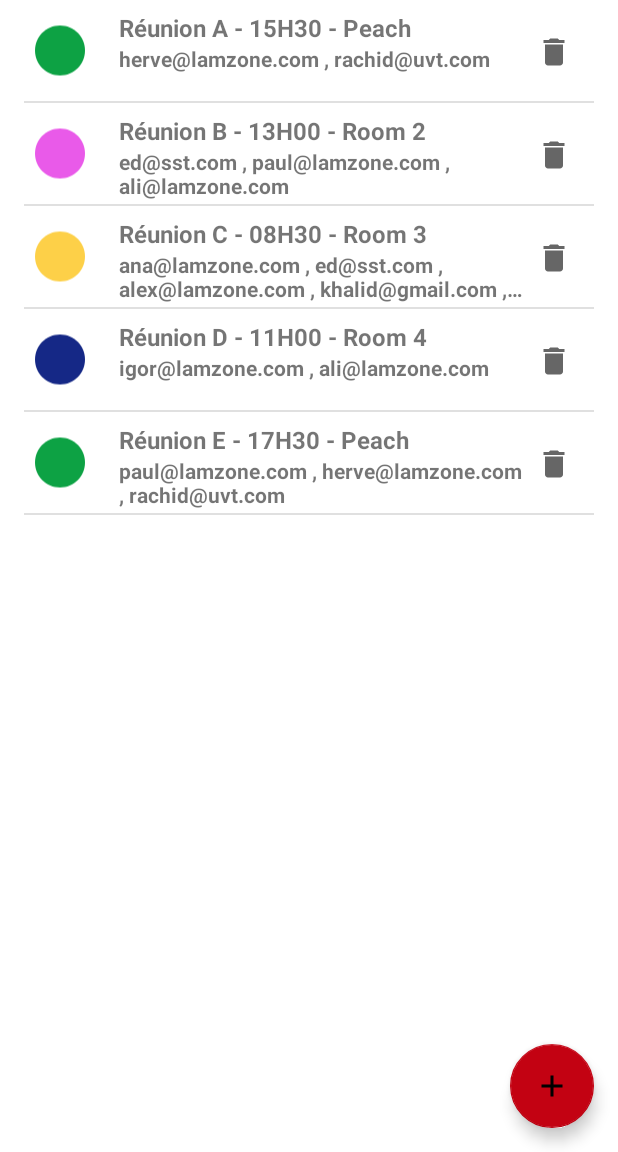
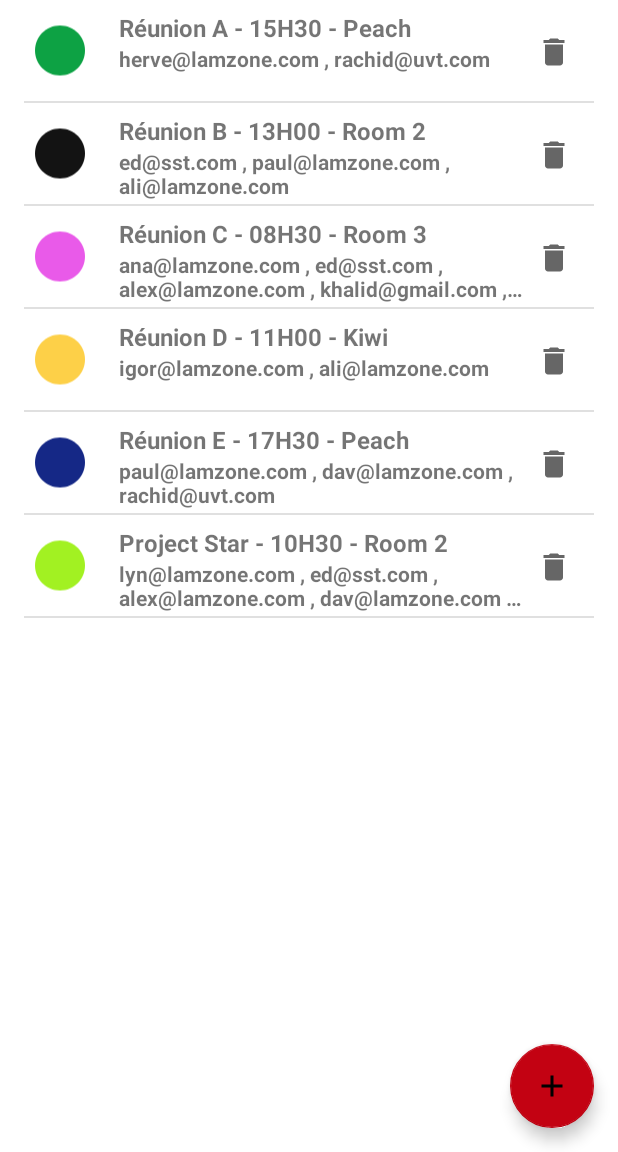
Before and after one commit to vigneaud-khalid/Ma_reu, an Android app: the screen it shows after launch (ListMeetingActivity), on a phone screen of 412 x 824 dp, the part 84-1236 px from its top. Run offline under Robolectric (Android 15) with nearby library versions, the phone set to English and light mode, and no system bars; our stand-ins replace ButterKnife, EventBus.

```diff
--- a/app/src/main/java/com/khalid/mareu/events/DeleteMeetingEvent.java
+++ b/app/src/main/java/com/khalid/mareu/events/DeleteMeetingEvent.java
@@ -3,7 +3,7 @@ package com.khalid.mareu.events;
 import com.khalid.mareu.model.Meeting;
 
 /**
- * Created by ordinateur _ Khalid _  on 29/03/2022.
+ * Created by Khalid _  on 29/03/2022.
  * Event fired when a user deletes a Meeting
  */
 public class DeleteMeetingEvent {
--- a/app/src/main/java/com/khalid/mareu/repository/MeetingRepository.java
+++ b/app/src/main/java/com/khalid/mareu/repository/MeetingRepository.java
@@ -41,9 +41,9 @@ public class MeetingRepository {
         service.meetingsPlaceFilter(place);
     }
 
-
-
-
+    public void meetingsWithDateFilter(String place) {
+        service.meetingsWithDateFilter(place);
+    }
 
     public void deleteMeeting(Meeting meeting) {
         service.deleteMeeting(meeting);
--- a/app/src/main/java/com/khalid/mareu/service/FakeMeetingGenerator.java
+++ b/app/src/main/java/com/khalid/mareu/service/FakeMeetingGenerator.java
@@ -12,7 +12,7 @@ import java.util.Date;
 import java.util.List;
 
 /**
- * Created by ordinateur _ Khalid _  on 29/03/2022.
+ * Created by Khalid _  on 29/03/2022.
  */
 public abstract class FakeMeetingGenerator {
 
@@ -23,11 +23,12 @@ public abstract class FakeMeetingGenerator {
 
             new Meeting(1, 1,"Réunion A", "Peach", "15H30", Arrays.asList("herve@lamzone.com", "rachid@uvt.com") ),
             new Meeting(2, 2,"Réunion B", "Room 2", "13H00", Arrays.asList("ed@sst.com", "paul@lamzone.com", "ali@lamzone.com")),
-            // new Meeting(3, "Réunion B2", "Pitt", null, null ),
+            // new Meeting(3, 3, "Réunion B2", "Pitt", null, null ),
             new Meeting(3,3,"Réunion C","Room 3", "08H30", Arrays.asList("ana@lamzone.com", "ed@sst.com","alex@lamzone.com","khalid@gmail.com","ali@lamzone.com")),
-            new Meeting(4, 4,"Réunion D","Room 4", "11H00", Arrays.asList("igor@lamzone.com", "ali@lamzone.com")),
-            new Meeting(5, 1,"Réunion E", "Peach", "17H30", Arrays.asList("paul@lamzone.com", "herve@lamzone.com", "rachid@uvt.com") )
-            // new Meeting(5,"Réunion E","Room 5", date, Arrays.asList("Hello", "World!", "How", "Are", "You"))
+            new Meeting(4, 4,"Réunion D","Kiwi", "11H00", Arrays.asList("igor@lamzone.com", "ali@lamzone.com")),
+            new Meeting(5, 5,"Réunion E", "Peach", "17H30", Arrays.asList("paul@lamzone.com", "dav@lamzone.com", "rachid@uvt.com")),
+            new Meeting(6, 6,"Project Star", "Room 2", "10H30", Arrays.asList("lyn@lamzone.com", "ed@sst.com","alex@lamzone.com", "dav@lamzone.com", "rachid@uvt.com"))
+            // new Meeting(6,"Réunion F","Room 5", date, Arrays.asList("Hello", "aaaa", "fow", "ghi", "lop"))
         );
     // "dd-MM-yyyy"
     static List<Meeting> generateMeetings() {
--- a/app/src/main/java/com/khalid/mareu/service/MeetingApiService.java
+++ b/app/src/main/java/com/khalid/mareu/service/MeetingApiService.java
@@ -1,11 +1,10 @@
 package com.khalid.mareu.service;
 
 import com.khalid.mareu.model.Meeting;
-
 import java.util.List;
 
 /**
- * Created by ordinateur _ Khalid _  on 29/03/2022.
+ * Created by Khalid _  on 29/03/2022.
  */
 public interface MeetingApiService {
 
@@ -16,34 +15,30 @@ public interface MeetingApiService {
     List<Meeting> getMeetings();
 
     /**
-     * Get Meetings with no filter
-     * @return {@link List}
+     * Modify meeting list with no filter
      */
     public void meetingsNoFilter();
 
     /**
-     * Get Meetings with filter
-     * @return {@link List}
+     * Modify meeting list with date filter
      */
-
-    List<Meeting> getMeetingsWithFilter(String filter);
+    public void meetingsWithDateFilter(String filter);
 
     /**
-     * Modify Meetings with Place filter
-     * @return {@link List}
+     * Modify meeting list with place filter
      */
     public void meetingsPlaceFilter(String place);
 
     /**
-     * Deletes a Meeting
+     * Deletes a meeting
      * @param meeting
      */
-    void deleteMeeting(Meeting meeting);
+    public void deleteMeeting(Meeting meeting);
 
     /**
      * Create a meeting
      * @param meeting
-     * @return
+     * @return Meeting
      */
-    Meeting createMeeting(Meeting meeting);
+    public Meeting createMeeting(Meeting meeting);
 }
--- a/app/src/main/java/com/khalid/mareu/ui/MeetingFragment.java
+++ b/app/src/main/java/com/khalid/mareu/ui/MeetingFragment.java
@@ -45,7 +45,7 @@ public class MeetingFragment extends Fragment {
     public void onCreate(Bundle savedInstanceState) {
         super.onCreate(savedInstanceState);
         mRep = DI.getMeetingRepository();
-        mRep.meetingsNoFilter();
+        // mRep.meetingsNoFilter();
     }
 
     @Override
--- a/app/src/main/java/com/khalid/mareu/ui/MyMeetingRecyclerViewAdapter.java
+++ b/app/src/main/java/com/khalid/mareu/ui/MyMeetingRecyclerViewAdapter.java
@@ -80,14 +80,17 @@ public class MyMeetingRecyclerViewAdapter extends RecyclerView.Adapter<MyMeeting
     public int getAvatar(int num){
         switch (num){
             case 1: return R.drawable.ic_baseline_circle_24_green;
-            case 2: return R.drawable.ic_baseline_circle_24_pink;
-            case 3: return R.drawable.ic_baseline_circle_24_yellow;
-            case 4: return R.drawable.ic_baseline_circle_24_blue;
-            case 5: return R.drawable.ic_baseline_circle_24_lightgreen;
-            case 6: return R.drawable.ic_baseline_circle_24_red;
-            case 7: return R.drawable.ic_baseline_circle_24_pastel;
-            case 8: return R.drawable.ic_baseline_circle_24_lightgreen;
-            case 9: return R.drawable.ic_baseline_circle_24_pastel;
+            case 2: return R.drawable.ic_baseline_circle_24_black;
+            case 3: return R.drawable.ic_baseline_circle_24_pink;
+            case 4: return R.drawable.ic_baseline_circle_24_yellow;
+            case 5: return R.drawable.ic_baseline_circle_24_blue;
+            case 6: return R.drawable.ic_baseline_circle_24_lightgreen;
+            case 7: return R.drawable.ic_baseline_circle_24_red;
+            case 8: return R.drawable.ic_baseline_circle_24_pastel;
+            case 9: return R.drawable.ic_baseline_circle_24_orange;
+            case 10: return R.drawable.ic_baseline_circle_24_pastel;
+            case 11: return R.drawable.ic_baseline_circle_24_lightgreen;
+            case 12: return R.drawable.ic_baseline_circle_24_orange;
             default:return R.drawable.ic_baseline_circle_24_red;
         }
     }
--- /dev/null
+++ b/app/src/main/res/drawable/ic_baseline_circle_24_black.xml
@@ -0,0 +1,5 @@
+<vector android:height="24dp" android:tint="#131313"
+    android:viewportHeight="24" android:viewportWidth="24"
+    android:width="24dp" xmlns:android="http://schemas.android.com/apk/res/android">
+    <path android:fillColor="@android:color/white" android:pathData="M12,2C6.47,2 2,6.47 2,12s4.47,10 10,10 10,-4.47 10,-10S17.53,2 12,2z"/>
+</vector>
--- /dev/null
+++ b/app/src/main/res/drawable/ic_baseline_circle_24_orange.xml
@@ -0,0 +1,5 @@
+<vector android:height="24dp" android:tint="#F6790B"
+    android:viewportHeight="24" android:viewportWidth="24"
+    android:width="24dp" xmlns:android="http://schemas.android.com/apk/res/android">
+    <path android:fillColor="@android:color/white" android:pathData="M12,2C6.47,2 2,6.47 2,12s4.47,10 10,10 10,-4.47 10,-10S17.53,2 12,2z"/>
+</vector>
```
Also changed, not shown: app/src/main/java/com/khalid/mareu/service/FakeMeetingApiService.java (+10 -6 lines), app/src/main/java/com/khalid/mareu/ui/AddMeetingActivity.java (+7 -3 lines), app/src/main/java/com/khalid/mareu/ui/ListMeetingActivity.java (+35 -6 lines).
